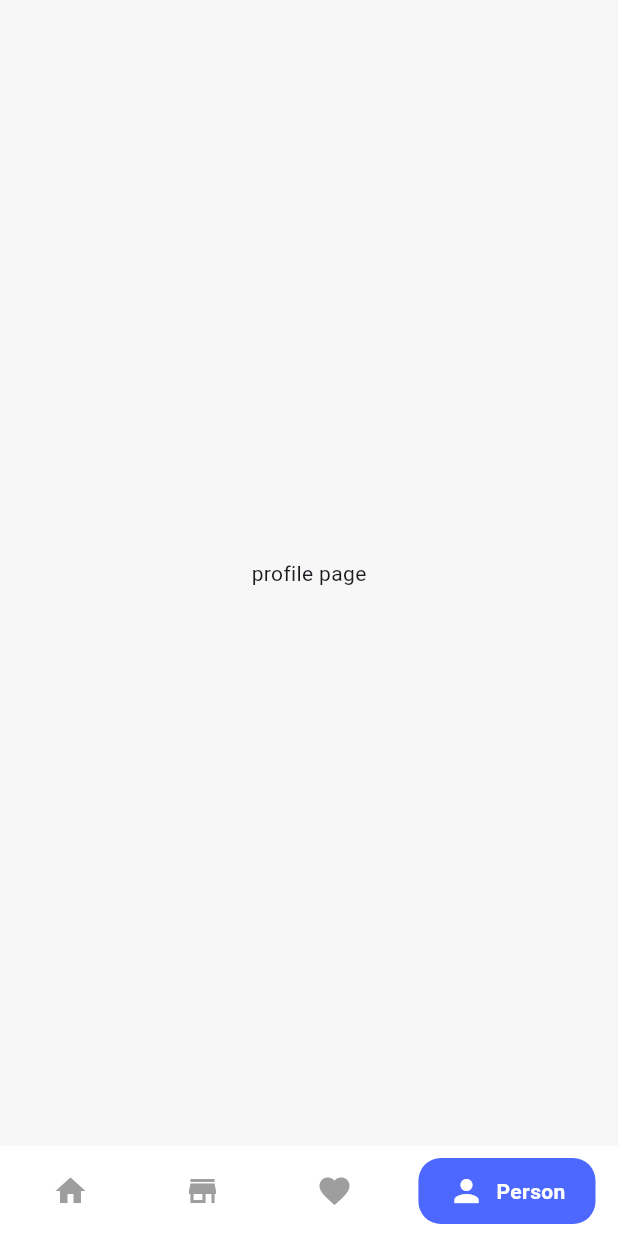
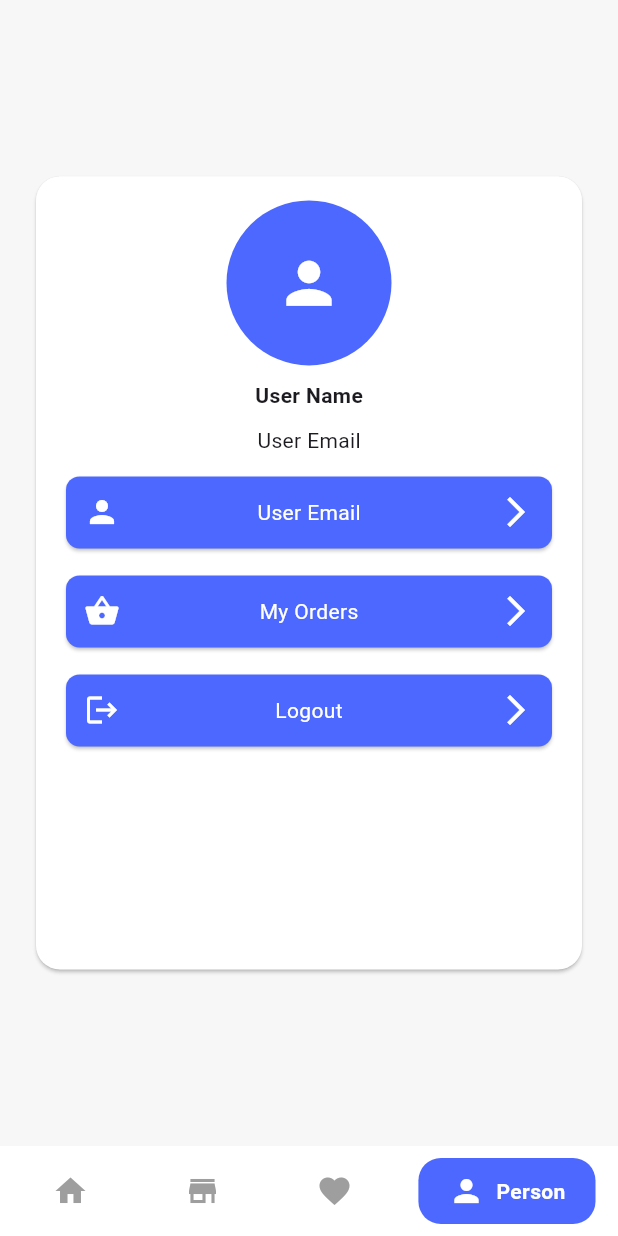
Before and after one commit to HananManqush22/eCommerceApp, a Flutter app: the screen it shows after launch, item 4 of the bottom bar chosen, on a phone screen of 412 x 824 dp. Run offline on Flutter 3.47's test engine with Material 3 defaults, Android fonts, the phone set to English and light mode, and no system bars; drawn by our look-alikes of google_nav_bar; our stand-ins replace cached_network_image, flutter_bloc; network calls fail.

Commit message:
Profile Page

```diff
--- a/lib/screens/profile/ui/profile_page.dart
+++ b/lib/screens/profile/ui/profile_page.dart
@@ -1,3 +1,5 @@
+import 'package:e_commerce_app/configuration/colors.dart';
+import 'package:e_commerce_app/screens/profile/ui/widgets/custom_row_btn.dart';
 import 'package:flutter/material.dart';
 
 class ProfilePage extends StatelessWidget {
@@ -5,6 +7,47 @@ class ProfilePage extends StatelessWidget {
 
   @override
   Widget build(BuildContext context) {
-    return Center(child: Text('profile page'));
+    return Center(
+      child: SizedBox(
+        height: MediaQuery.sizeOf(context).height * .7,
+        child: Card(
+          color: AppColors.kWhiteColor,
+          margin: EdgeInsets.all(24),
+          shape: const RoundedRectangleBorder(
+            borderRadius: BorderRadius.all(Radius.circular(16)),
+          ),
+          child: Padding(
+            padding: const EdgeInsets.all(16.0),
+            child: Column(
+              spacing: 10,
+              children: [
+                CircleAvatar(
+                  backgroundColor: AppColors.kPrimaryColor,
+                  foregroundColor: AppColors.kWhiteColor,
+                  radius: 55,
+                  child: Icon(Icons.person, size: 45),
+                ),
+                Text(
+                  'User Name',
+                  style: TextStyle(fontWeight: FontWeight.bold),
+                ),
+                Text('User Email'),
+                CustomRowBtn(
+                  onTap: () {},
+                  icon: Icons.person,
+                  text: 'User Email',
+                ),
+                CustomRowBtn(
+                  onTap: () {},
+                  icon: Icons.shopping_basket,
+                  text: 'My Orders',
+                ),
+                CustomRowBtn(onTap: () {}, icon: Icons.logout, text: 'Logout'),
+              ],
+            ),
+          ),
+        ),
+      ),
+    );
   }
 }
--- /dev/null
+++ b/lib/screens/profile/ui/widgets/custom_row_btn.dart
@@ -0,0 +1,37 @@
+import 'package:e_commerce_app/configuration/colors.dart';
+import 'package:flutter/material.dart';
+
+class CustomRowBtn extends StatelessWidget {
+  const CustomRowBtn({
+    super.key,
+    required this.icon,
+    this.onTap,
+    required this.text,
+  });
+  final IconData icon;
+  final void Function()? onTap;
+  final String text;
+  @override
+  Widget build(BuildContext context) {
+    return Card(
+      color: AppColors.kPrimaryColor,
+      shape: const RoundedRectangleBorder(
+        borderRadius: BorderRadius.all(Radius.circular(9)),
+      ),
+      child: Padding(
+        padding: const EdgeInsets.all(12.0),
+        child: InkWell(
+          onTap: onTap,
+          child: Row(
+            mainAxisAlignment: MainAxisAlignment.spaceBetween,
+            children: [
+              Icon(icon, color: AppColors.kWhiteColor),
+              Text(text, style: TextStyle(color: AppColors.kWhiteColor)),
+              Icon(Icons.arrow_forward_ios, color: AppColors.kWhiteColor),
+            ],
+          ),
+        ),
+      ),
+    );
+  }
+}
```
